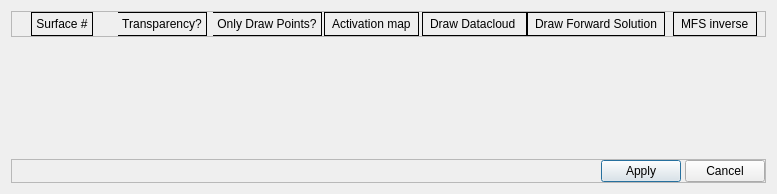
Qt form client/forms/DrawTransparentPoints.ui (ShuMeng/map3d) before a commit.
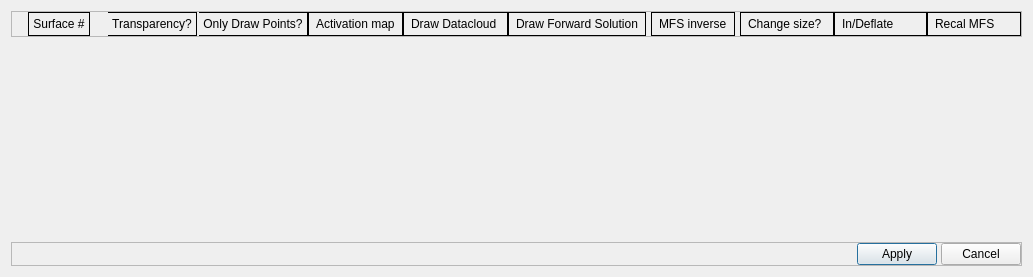
The same form after that commit.

```diff
--- a/client/forms/DrawTransparentPoints.ui
+++ b/client/forms/DrawTransparentPoints.ui
@@ -6,8 +6,8 @@
    <rect>
     <x>0</x>
     <y>0</y>
-    <width>777</width>
-    <height>194</height>
+    <width>1033</width>
+    <height>277</height>
    </rect>
   </property>
   <property name="windowTitle">
@@ -68,6 +68,24 @@
 border-right-width: 1px solid black;
 }
 
+#InDeQuestion{
+padding: 4px;
+border: 1px solid black;
+border-right-width: 1px solid black;
+}
+
+#InflateDeflate{
+padding: 4px;
+border: 1px solid black;
+border-right-width: 1px solid black;
+}
+
+#RecalMFS{
+padding: 4px;
+border: 1px solid black;
+border-right-width: 1px solid black;
+}
+
 
 
 
@@ -182,6 +200,27 @@
         </property>
        </widget>
       </item>
+      <item row="0" column="8">
+       <widget class="QLabel" name="InflateDeflate">
+        <property name="text">
+         <string>In/Deflate </string>
+        </property>
+       </widget>
+      </item>
+      <item row="0" column="7">
+       <widget class="QLabel" name="InDeQuestion">
+        <property name="text">
+         <string>Change size?</string>
+        </property>
+       </widget>
+      </item>
+      <item row="0" column="9">
+       <widget class="QLabel" name="RecalMFS">
+        <property name="text">
+         <string>Recal MFS</string>
+        </property>
+       </widget>
+      </item>
      </layout>
     </widget>
    </item>
```
